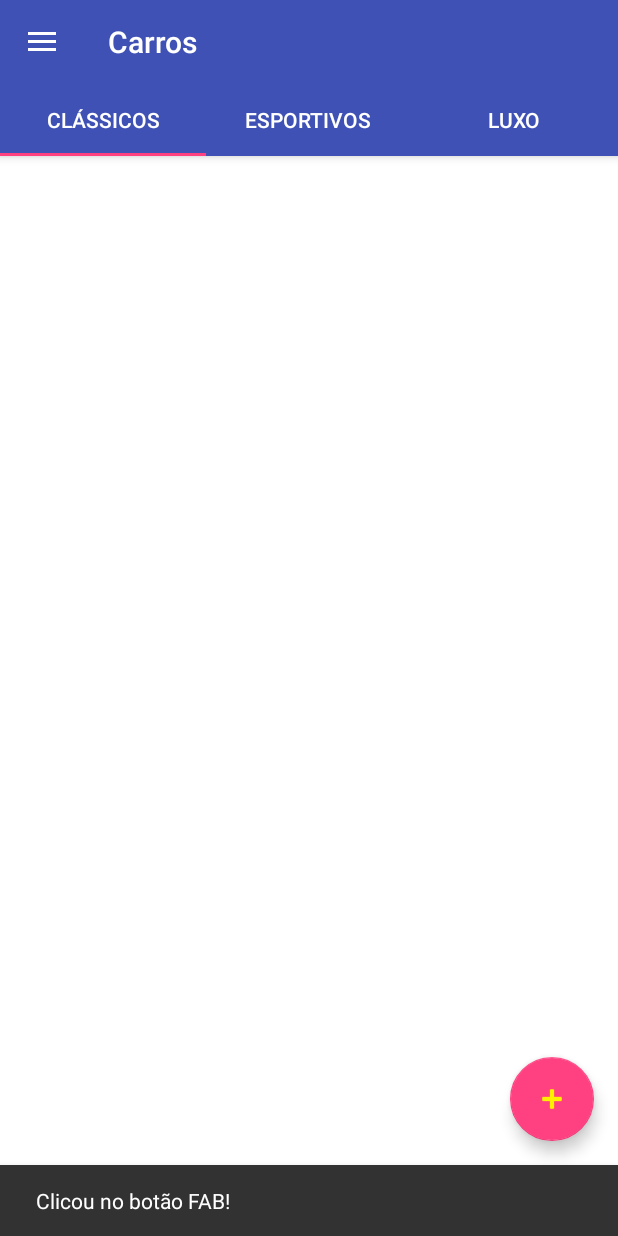
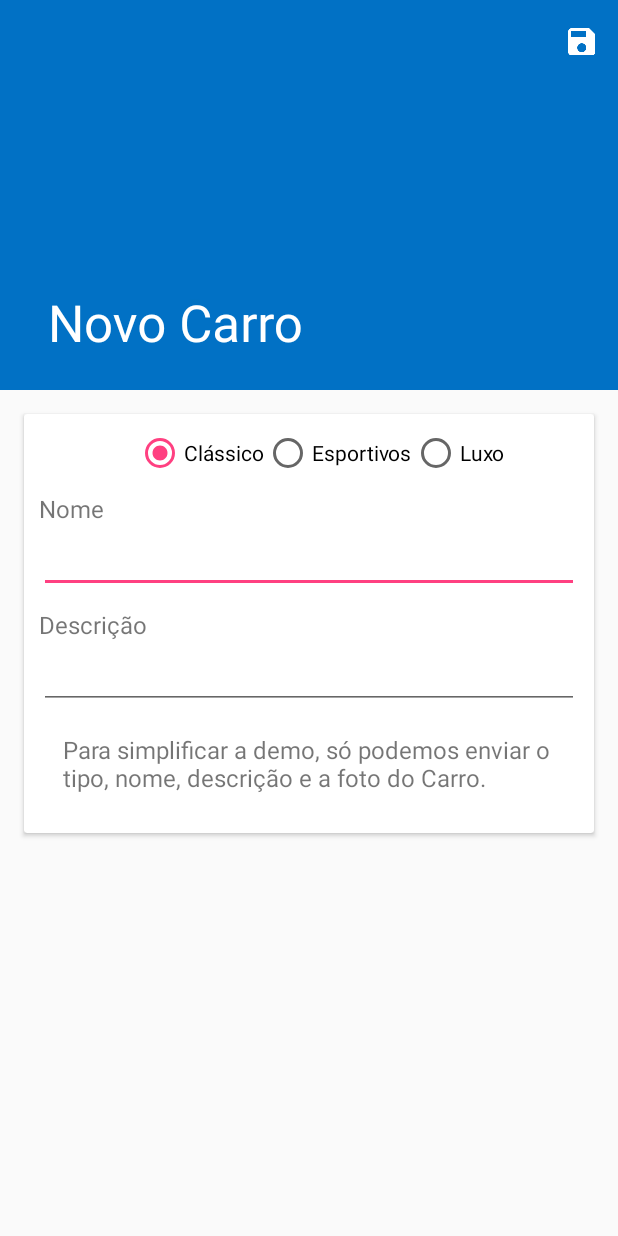
Before and after one commit to robertov8/carros, an Android app: the screen it shows after launch (MainActivity before the commit, CarroFormActivity after it), after a tap on an icon or button, on a phone screen of 412 x 824 dp. Run offline under Robolectric (Android 15) with nearby library versions, the phone set to English and light mode, and no system bars; 1 statement that could not run was skipped.

Commit message:
17.7 Salvar um carro utilizando o web service

```diff
--- /dev/null
+++ b/app/src/main/java/br/com/livroandroid/carros/activity/CarroFormActivity.kt
@@ -0,0 +1,104 @@
+package br.com.livroandroid.carros.activity
+
+import android.os.Bundle
+import android.view.Menu
+import android.view.MenuItem
+import br.com.livroandroid.carros.R
+import br.com.livroandroid.carros.domain.Carro
+import br.com.livroandroid.carros.domain.CarroService
+import br.com.livroandroid.carros.domain.TipoCarro
+import br.com.livroandroid.carros.extensions.isEmpty
+import br.com.livroandroid.carros.extensions.loadUrl
+import br.com.livroandroid.carros.extensions.setupToolbar
+import br.com.livroandroid.carros.extensions.string
+import kotlinx.android.synthetic.main.activity_carro_form.*
+import kotlinx.android.synthetic.main.activity_carro_form_contents.*
+import org.jetbrains.anko.doAsync
+import org.jetbrains.anko.toast
+import org.jetbrains.anko.uiThread
+
+class CarroFormActivity : BaseActivity() {
+    // O carro pode ser nulo caso de um Novo carro
+    val carro: Carro? by lazy { intent.getParcelableExtra<Carro>("carro") }
+
+    override fun onCreate(savedInstanceState: Bundle?) {
+        super.onCreate(savedInstanceState)
+        setContentView(R.layout.activity_carro_form)
+
+        // Título da Toolbar (Nome do carro ou Novo carro)
+        setupToolbar(R.id.toolbar, carro?.nome ?: getString(R.string.novo_carro))
+        // Atualiza os dados do formulário
+        initViews()
+    }
+
+    // Inicializa as views
+    private fun initViews() {
+        // A função apply some é executada se o objeto não for nulo
+        carro?.apply {
+            // Foto do carro
+            appBarImg.loadUrl(carro?.urlFoto)
+            // Dados do carro
+            tDesc.string = desc
+            tNome.string = nome
+            // Tipo do carro
+            when (tipo) {
+                "classicos" -> radioTipo.check(R.id.tipoClassico)
+                "esportivos" -> radioTipo.check(R.id.tipoEsportivo)
+                "luxo" -> radioTipo.check(R.id.tipoLuxo)
+            }
+        }
+    }
+
+    // Adiciona as opções Salvar e Deletar no menu
+    override fun onCreateOptionsMenu(menu: Menu?): Boolean {
+        menuInflater.inflate(R.menu.menu_form_carro, menu)
+        return true
+    }
+
+    // Trata os eventos do menu
+    override fun onOptionsItemSelected(item: MenuItem?): Boolean {
+        when (item?.itemId) {
+            R.id.action_salvar -> taskSalvar()
+        }
+
+        return super.onOptionsItemSelected(item)
+    }
+
+    // Salva o carro no ws
+    private fun taskSalvar() {
+        if (tNome.isEmpty()) {
+            // Valida se o campo nome foi preenchido
+            tNome.error = getString(R.string.msg_error_form_nome)
+            return
+        }
+
+        if (tDesc.isEmpty()) {
+            // Valida se o campo descrição foi preenchido
+            tDesc.error = getString(R.string.msg_error_form_desc)
+            return
+        }
+
+        doAsync {
+            // Cria um carro para salvar/atualizar
+            val c = carro ?: Carro()
+            // Copia valoes do form para o Carro
+            c.nome = tNome.string
+            c.desc = tDesc.string
+            c.tipo = when (radioTipo.checkedRadioButtonId) {
+                R.id.tipoClassico -> TipoCarro.classicos.name
+                R.id.tipoEsportivo -> TipoCarro.esportivos.name
+                else -> TipoCarro.luxo.name
+            }
+
+            // Salva o carro no servidor
+            val response = CarroService.save(c)
+
+            uiThread {
+                // Mensagem com a resposta do servidor
+                toast(response.msg)
+                finish()
+            }
+        }
+    }
+
+}
--- a/app/src/main/java/br/com/livroandroid/carros/activity/CarrosActivity.kt
+++ b/app/src/main/java/br/com/livroandroid/carros/activity/CarrosActivity.kt
@@ -1,6 +1,5 @@
 package br.com.livroandroid.carros.activity
 
-import android.support.v7.app.AppCompatActivity
 import android.os.Bundle
 import br.com.livroandroid.carros.R
 import br.com.livroandroid.carros.domain.TipoCarro
@@ -8,7 +7,7 @@ import br.com.livroandroid.carros.extensions.addFragment
 import br.com.livroandroid.carros.extensions.setupToolbar
 import br.com.livroandroid.carros.fragments.CarrosFragment
 
-class CarrosActivity : AppCompatActivity() {
+class CarrosActivity : BaseActivity() {
 
     override fun onCreate(savedInstanceState: Bundle?) {
         super.onCreate(savedInstanceState)
--- a/app/src/main/java/br/com/livroandroid/carros/activity/MainActivity.kt
+++ b/app/src/main/java/br/com/livroandroid/carros/activity/MainActivity.kt
@@ -2,7 +2,6 @@ package br.com.livroandroid.carros.activity
 
 import android.os.Bundle
 import android.support.design.widget.NavigationView
-import android.support.design.widget.Snackbar
 import android.support.v4.content.ContextCompat
 import android.support.v4.view.GravityCompat
 import android.support.v4.widget.DrawerLayout
@@ -28,8 +27,7 @@ class MainActivity : BaseActivity(), NavigationView.OnNavigationItemSelectedList
 
         // FAB (variável fab gerada automaticamente pelo Kotlin Extensions
         fab.setOnClickListener {
-            val snack = Snackbar.make(it, "Clicou no botão FAB!", Snackbar.LENGTH_LONG)
-            snack.show()
+            startActivity<CarroFormActivity>()
         }
     }
 
--- /dev/null
+++ b/app/src/main/res/layout/activity_carro_form.xml
@@ -0,0 +1,52 @@
+<?xml version="1.0" encoding="utf-8"?>
+<android.support.design.widget.CoordinatorLayout
+    xmlns:android="http://schemas.android.com/apk/res/android"
+    xmlns:app="http://schemas.android.com/apk/res-auto"
+    android:fitsSystemWindows="true"
+    android:layout_width="match_parent"
+    android:layout_height="match_parent">
+
+    <!-- Conteúdo com scroll -->
+    <android.support.v4.widget.NestedScrollView
+        app:layout_behavior="@string/appbar_scrolling_view_behavior"
+        android:layout_width="match_parent"
+        android:layout_height="match_parent">
+
+        <!-- Conteúdo da tela -->
+        <include layout="@layout/activity_carro_form_contents" />
+    </android.support.v4.widget.NestedScrollView>
+
+    <!-- Layout da app bar -->
+    <android.support.design.widget.AppBarLayout
+        android:id="@+id/appbar"
+        android:fitsSystemWindows="true"
+        android:theme="@style/ThemeOverlay.AppCompat.Dark.ActionBar"
+        android:layout_width="match_parent"
+        android:layout_height="260dp">
+
+        <android.support.design.widget.CollapsingToolbarLayout
+            android:id="@+id/collapsing_toolbar"
+            android:fitsSystemWindows="true"
+            app:contentScrim="?attr/colorPrimary"
+            app:layout_scrollFlags="scroll|exitUntilCollapsed"
+            android:layout_width="match_parent"
+            android:layout_height="match_parent">
+
+            <!-- Imagem do header -->
+            <ImageView
+                android:id="@+id/appBarImg"
+                android:background="@drawable/header_appbar"
+                android:fitsSystemWindows="true"
+                app:layout_collapseMode="parallax"
+                android:layout_width="match_parent"
+                android:layout_height="match_parent" />
+
+            <android.support.v7.widget.Toolbar
+                android:id="@+id/toolbar"
+                app:layout_collapseMode="pin"
+                android:theme="@style/ThemeOverlay.AppCompat.Light"
+                android:layout_width="match_parent"
+                android:layout_height="?attr/actionBarSize" />
+        </android.support.design.widget.CollapsingToolbarLayout>
+    </android.support.design.widget.AppBarLayout>
+</android.support.design.widget.CoordinatorLayout>
--- /dev/null
+++ b/app/src/main/res/layout/activity_carro_form_contents.xml
@@ -0,0 +1,80 @@
+<?xml version="1.0" encoding="utf-8"?>
+<android.support.v7.widget.CardView
+    xmlns:android="http://schemas.android.com/apk/res/android"
+    xmlns:app="http://schemas.android.com/apk/res-auto"
+    app:cardCornerRadius="2dp"
+    app:cardUseCompatPadding="false"
+    android:padding="16dp"
+    android:layout_margin="16dp"
+    android:layout_width="match_parent"
+    android:layout_height="wrap_content">
+
+    <LinearLayout
+        android:padding="10dp"
+        android:orientation="vertical"
+        android:layout_gravity="center_vertical"
+        android:layout_width="match_parent"
+        android:layout_height="wrap_content">
+
+        <!-- Tipo -->
+        <RadioGroup
+            android:id="@+id/radioTipo"
+            android:layout_marginLeft="8dp"
+            android:layout_gravity="center_horizontal"
+            android:orientation="horizontal"
+            android:layout_width="wrap_content"
+            android:layout_height="wrap_content">
+
+            <RadioButton
+                android:id="@+id/tipoClassico"
+                android:text="@string/classico"
+                android:checked="true"
+                android:layout_width="wrap_content"
+                android:layout_height="wrap_content" />
+            <RadioButton
+                android:id="@+id/tipoEsportivo"
+                android:text="@string/esportivo"
+                android:layout_width="wrap_content"
+                android:layout_height="wrap_content" />
+            <RadioButton
+                android:id="@+id/tipoLuxo"
+                android:text="@string/luxo"
+                android:layout_width="wrap_content"
+                android:layout_height="wrap_content" />
+        </RadioGroup>
+
+        <!-- Nome -->
+        <TextView
+            android:text="@string/nome"
+            android:textSize="16sp"
+            android:layout_marginTop="10dp"
+            android:layout_width="wrap_content"
+            android:layout_height="wrap_content" />
+        <EditText
+            android:id="@+id/tNome"
+            android:singleLine="true"
+            android:layout_width="match_parent"
+            android:layout_height="wrap_content" />
+
+        <!-- Desc -->
+        <TextView
+            android:text="@string/descricao"
+            android:layout_marginTop="10dp"
+            android:textSize="16sp"
+            android:layout_width="wrap_content"
+            android:layout_height="wrap_content" />
+        <EditText
+            android:id="@+id/tDesc"
+            android:layout_width="match_parent"
+            android:layout_height="wrap_content" />
+
+        <!-- Mais... -->
+        <TextView
+            android:text="Para simplificar a demo, só podemos enviar o tipo, nome, descrição e a foto do Carro."
+            android:textSize="16sp"
+            android:layout_marginTop="10dp"
+            android:layout_margin="16dp"
+            android:layout_width="match_parent"
+            android:layout_height="match_parent" />
+    </LinearLayout>
+</android.support.v7.widget.CardView>
--- a/app/src/main/res/menu/menu_carro.xml
+++ b/app/src/main/res/menu/menu_carro.xml
@@ -1,4 +1,5 @@
-<menu xmlns:android="http://schemas.android.com/apk/res/android"
+<menu
+    xmlns:android="http://schemas.android.com/apk/res/android"
     xmlns:app="http://schemas.android.com/apk/res-auto">
     <item
         android:id="@+id/action_editar"
--- a/app/src/main/res/values/strings.xml
+++ b/app/src/main/res/values/strings.xml
@@ -69,7 +69,7 @@ Versao %s<br><br>
     <string name="url_video">Vídeo</string>
 
     <!-- V -->
-	<string name="vazio"/>
+    <string name="vazio" />
     <string name="video">Vídeo</string>
 
     <!-- T -->
```
Also changed, not shown: app/src/main/AndroidManifest.xml (+9 -8 lines), app/src/main/java/br/com/livroandroid/carros/activity/CarroActivity.kt (+22 -0 lines), app/src/main/java/br/com/livroandroid/carros/extensions/TextView.kt (added, +9 -0 lines), app/src/main/res/layout/activity_carro2.xml (deleted, +0 -55 lines). Lines whose indentation alone changed are shown as unchanged.
